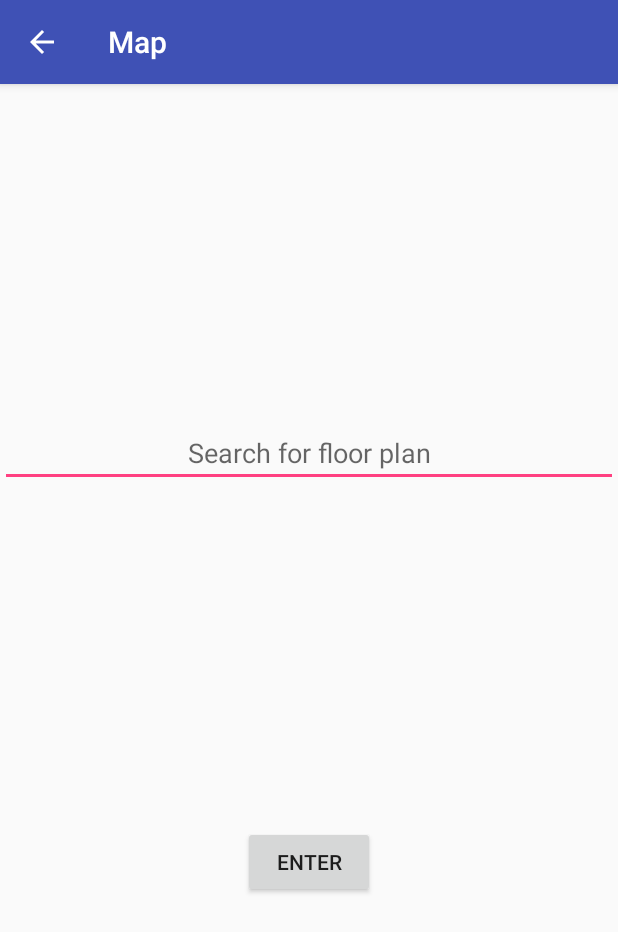
After one commit to esguo/MAPS, an Android app: the SearchFloorPlans screen opened directly, with no data from a screen before it, on a phone screen of 412 x 824 dp. The commit adds this screen. Shown: the top 932 px of the screen. Run offline under Robolectric (Android 15) with nearby library versions, the phone set to English and light mode, and no system bars; libraries missing offline, so code that uses them is left out: com.davemorrissey.labs; 1 statement that could not run was skipped.

Commit message:
Added floor plan search functionality to main page

```diff
--- a/app/src/main/AndroidManifest.xml
+++ b/app/src/main/AndroidManifest.xml
@@ -33,6 +33,10 @@
             android:name=".add_ratings"
             android:label="@string/app_name"
             android:parentActivityName=".MainActivity"/>
+        <activity android:name=".SearchFloorPlans"
+            android:label="Map"
+            android:parentActivityName=".MainActivity">
+        </activity>
 
         <!--
              The API key for Google Maps-based APIs is defined as a string resource.
--- /dev/null
+++ b/app/src/main/java/com/ttmaps/maps/SearchFloorPlans.java
@@ -0,0 +1,52 @@
+package com.ttmaps.maps;
+
+import android.content.Intent;
+import android.os.Bundle;
+import android.support.annotation.FloatRange;
+import android.support.v7.app.AppCompatActivity;
+import android.util.Log;
+import android.view.View;
+import android.widget.ArrayAdapter;
+import android.widget.AutoCompleteTextView;
+import android.widget.Button;
+import android.widget.ImageView;
+
+import com.davemorrissey.labs.subscaleview.SubsamplingScaleImageView;
+
+import static com.ttmaps.maps.MainActivity.POIs;
+
+/**
+ * Created by Eddie on 11/29/2017.
+ */
+
+public class SearchFloorPlans extends AppCompatActivity{
+    private AutoCompleteTextView poiSearch;
+    private Button submitQuery;
+    private ImageView floorPlan;
+
+    @Override
+    protected void onCreate(Bundle savedInstanceState) {
+        super.onCreate(savedInstanceState);
+        setContentView(R.layout.search_floorplan);
+        poiSearch = (AutoCompleteTextView) findViewById(R.id.search_floor_plan_textbox);
+        submitQuery = (Button) findViewById(R.id.submit_search_floorplan);
+
+        SubsamplingScaleImageView imageView = (SubsamplingScaleImageView)findViewById(R.id.imageView);
+
+        DBHandler db = new DBHandler(SearchFloorPlans.this);
+        for(POI poi: db.getPOIs()) {
+            //POIs.add(poi.getName());
+        }
+        ArrayAdapter<String> list = new ArrayAdapter<>(this, android.R.layout.select_dialog_singlechoice, POIs);
+        poiSearch.setAdapter(list);
+
+        submitQuery.setOnClickListener(new View.OnClickListener() {
+            @Override
+            public void onClick (View v){
+                Intent intent = new Intent(SearchFloorPlans.this, FloorPlans.class);
+                intent.putExtra("floorPlan", poiSearch.getText().toString());
+                startActivity(intent);
+            }
+        });
+    }
+}
--- a/app/src/main/java/com/ttmaps/maps/poi_info_window.java
+++ b/app/src/main/java/com/ttmaps/maps/poi_info_window.java
@@ -62,8 +62,6 @@ public class poi_info_window extends AppCompatActivity implements View.OnClickLi
             case R.id.floor_plans:
                 Intent intent1 = new Intent(this, FloorPlans.class);
                 intent1.putExtra("floorPlan", target);
-
-
                 startActivity(intent1);
                 break;
 
--- /dev/null
+++ b/app/src/main/res/layout/search_floorplan.xml
@@ -0,0 +1,35 @@
+<?xml version="1.0" encoding="utf-8"?>
+<android.support.constraint.ConstraintLayout xmlns:android="http://schemas.android.com/apk/res/android"
+    xmlns:app="http://schemas.android.com/apk/res-auto"
+    xmlns:tools="http://schemas.android.com/tools"
+    android:layout_width="match_parent"
+    android:layout_height="match_parent">
+
+    <Button
+        android:id="@+id/submit_search_floorplan"
+        android:layout_width="wrap_content"
+        android:layout_height="wrap_content"
+        android:text="Enter"
+        app:layout_constraintBottom_toBottomOf="parent"
+        app:layout_constraintEnd_toEndOf="parent"
+        app:layout_constraintHorizontal_bias="0.5"
+        app:layout_constraintStart_toStartOf="parent"
+        app:layout_constraintTop_toBottomOf="@+id/search_floor_plan_textbox"></Button>
+
+
+    <AutoCompleteTextView
+        android:id="@+id/search_floor_plan_textbox"
+        android:layout_width="0dp"
+        android:layout_height="43dp"
+        android:hint="Search for floor plan"
+        android:textAlignment="center"
+        app:layout_constraintBottom_toTopOf="@+id/submit_search_floorplan"
+        app:layout_constraintEnd_toEndOf="parent"
+        app:layout_constraintHorizontal_bias="0.5"
+        app:layout_constraintStart_toStartOf="parent"
+        app:layout_constraintTop_toTopOf="parent">
+
+    </AutoCompleteTextView>
+
+
+</android.support.constraint.ConstraintLayout>
```
Also changed, not shown: app/src/main/java/com/ttmaps/maps/FloorPlans.java (+7 -1 lines), app/src/main/java/com/ttmaps/maps/MainActivity.java (+6 -48 lines).
